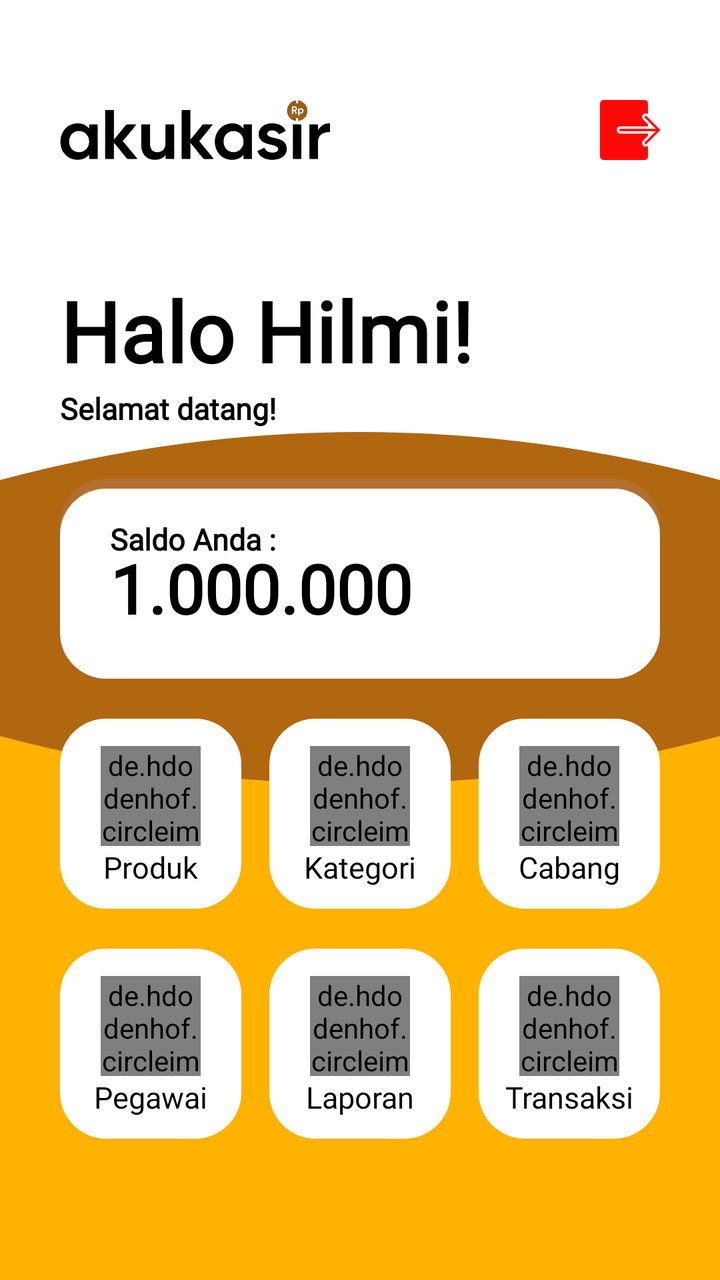
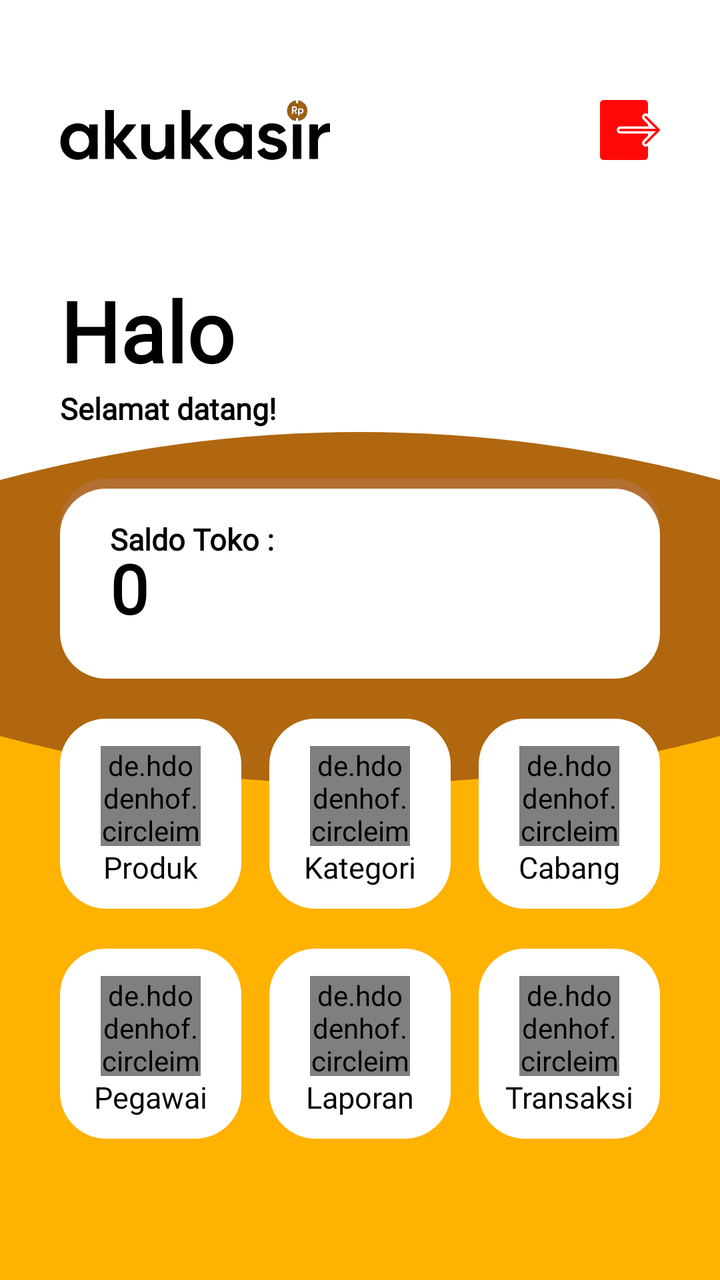

Compare the two renders of this Android layout. The source of the first and the diff that turns it into the second are given below.
<!-- AndroidManifest.xml: application theme Theme.ProjekPenjualanHilmi -->
<!-- res/layout/activity_main.xml -->
<?xml version="1.0" encoding="utf-8"?>
<ScrollView xmlns:android="http://schemas.android.com/apk/res/android"
    xmlns:app="http://schemas.android.com/apk/res-auto"
    xmlns:tools="http://schemas.android.com/tools"
    android:id="@+id/main"
    android:layout_width="match_parent"
    android:layout_height="match_parent"
    android:fillViewport="true"
    tools:context=".MainActivity">

    <androidx.constraintlayout.widget.ConstraintLayout
        android:layout_width="match_parent"
        android:layout_height="wrap_content"
        android:background="@drawable/bg_main_potrait">

        <ImageView
            android:id="@+id/logoApp"
            android:layout_width="150dp"
            android:layout_height="30dp"
            android:layout_marginTop="50dp"
            android:layout_marginLeft="30dp"
            android:src="@drawable/logoakukasir"
            android:scaleType="fitStart"
            app:layout_constraintTop_toTopOf="parent"
            app:layout_constraintLeft_toLeftOf="parent"/>

        <ImageView
            android:id="@+id/ivProfile"
            android:layout_width="30dp"
            android:layout_height="30dp"
            android:background="@drawable/img"
            android:layout_marginTop="50dp"
            android:layout_marginRight="30dp"
            app:layout_constraintTop_toTopOf="parent"
            app:layout_constraintRight_toRightOf="parent"/>

        <TextView
            android:id="@+id/haihilmi"
            android:layout_width="wrap_content"
            android:layout_height="wrap_content"
            android:fontFamily="@font/alata"
            android:text="Halo Hilmi!"
            android:textColor="@color/black"
            android:textSize="42dp"
            android:textStyle="bold"
            android:layout_marginTop="137dp"
            android:layout_marginLeft="30dp"
            app:layout_constraintTop_toTopOf="parent"
            app:layout_constraintLeft_toLeftOf="parent"/>

        <TextView
            android:id="@+id/selamatdatang"
            android:layout_width="wrap_content"
            android:layout_height="wrap_content"
            android:layout_marginTop="57dp"
            android:fontFamily="@font/alata"
            android:text="Selamat datang!"
            android:textColor="@color/black"
            android:textSize="15sp"
            android:textStyle="bold"
            app:layout_constraintTop_toTopOf="@+id/haihilmi"
            app:layout_constraintLeft_toLeftOf="parent"
            android:layout_marginLeft="30dp"/>

        <androidx.constraintlayout.widget.ConstraintLayout
            android:layout_width="match_parent"
            android:layout_height="100dp"
            android:layout_marginTop="25dp"
            android:id="@+id/kolomSaldo"
            android:background="@drawable/backgroundkotaksaldo"
            android:layout_marginStart="30dp"
            android:layout_marginEnd="30dp"
            app:layout_constraintTop_toBottomOf="@id/selamatdatang">

            <TextView
                android:id="@+id/tvSaldoAnda"
                android:layout_width="wrap_content"
                android:layout_height="wrap_content"
                android:textColor="@color/black"
                android:text="Saldo Anda :"
                android:fontFamily="@font/alata"
                android:textSize="15sp"
                android:textStyle="bold"
                app:layout_constraintLeft_toLeftOf="parent"
                app:layout_constraintTop_toTopOf="parent"
                android:layout_marginLeft="25dp"
                android:layout_marginTop="20dp"/>

            <TextView
                android:id="@+id/tvSaldoValue"
                android:layout_width="wrap_content"
                android:layout_height="wrap_content"
                android:textColor="@color/black"
                android:text="1.000.000"
                android:fontFamily="@font/alata"
                android:textStyle="bold"
                android:textSize="34dp"
                app:layout_constraintLeft_toLeftOf="parent"
                app:layout_constraintTop_toTopOf="@id/tvSaldoAnda"
                android:layout_marginLeft="25dp"
                android:layout_marginTop="12dp"/>












        </androidx.constraintlayout.widget.ConstraintLayout>

        <androidx.constraintlayout.widget.ConstraintLayout
            android:layout_width="0dp"
            android:layout_height="95dp"
            android:id="@+id/menu1"
            android:layout_marginTop="20dp"
            android:layout_marginEnd="7dp"
            app:layout_constraintStart_toStartOf="parent"
            app:layout_constraintEnd_toStartOf="@id/menu2"
            app:layout_constraintTop_toBottomOf="@id/kolomSaldo"
            android:background="@drawable/backgroundkotakmenu"
            android:layout_marginStart="30dp">

            <de.hdodenhof.circleimageview.CircleImageView
                android:id="@+id/logoproduk"
                android:layout_width="50dp"
                android:layout_height="50dp"
                android:layout_marginTop="13dp"
                android:background="@drawable/img_10"
                app:layout_constraintBottom_toTopOf="@id/tvproduk"
                app:layout_constraintEnd_toEndOf="parent"
                app:layout_constraintStart_toStartOf="parent"
                app:layout_constraintTop_toTopOf="parent" />

            <TextView
                android:layout_width="wrap_content"
                android:id="@+id/tvproduk"
                android:layout_height="wrap_content"
                android:text="Produk"
                android:layout_marginBottom="10dp"
                android:fontFamily="@font/alata"
                android:textSize="15sp"
                android:textColor="@color/black"
                app:layout_constraintStart_toStartOf="parent"
                app:layout_constraintEnd_toEndOf="parent"
                app:layout_constraintBottom_toBottomOf="parent"
                app:layout_constraintTop_toBottomOf="@id/logoproduk"/>

        </androidx.constraintlayout.widget.ConstraintLayout>

        <androidx.constraintlayout.widget.ConstraintLayout
            android:layout_width="0dp"
            android:layout_height="95dp"
            android:id="@+id/menu2"
            android:layout_marginEnd="7dp"
            android:layout_marginTop="20dp"
            android:layout_marginStart="7dp"
            app:layout_constraintStart_toEndOf="@id/menu1"
            app:layout_constraintEnd_toStartOf="@id/menu3"
            app:layout_constraintTop_toBottomOf="@id/kolomSaldo"
            android:background="@drawable/backgroundkotakmenu">

            <de.hdodenhof.circleimageview.CircleImageView
                android:layout_width="50dp"
                android:id="@+id/logokategori"
                android:layout_height="50dp"
                android:background="@drawable/img_9"
                app:layout_constraintStart_toStartOf="parent"
                app:layout_constraintEnd_toEndOf="parent"
                android:layout_marginTop="13dp"
                app:layout_constraintTop_toTopOf="parent"
                app:layout_constraintBottom_toTopOf="@id/tvkategori"/>

            <TextView
                android:layout_width="wrap_content"
                android:id="@+id/tvkategori"
                android:layout_height="wrap_content"
                android:text="Kategori"
                android:layout_marginBottom="10dp"
                android:fontFamily="@font/alata"
                android:textSize="15sp"
                android:textColor="@color/black"
                app:layout_constraintStart_toStartOf="parent"
                app:layout_constraintEnd_toEndOf="parent"
                app:layout_constraintBottom_toBottomOf="parent"
                app:layout_constraintTop_toBottomOf="@id/logokategori"/>

        </androidx.constraintlayout.widget.ConstraintLayout>

        <androidx.constraintlayout.widget.ConstraintLayout
            android:layout_width="0dp"
            android:layout_height="95dp"
            android:id="@+id/menu3"
            android:layout_marginStart="7dp"
            android:layout_marginTop="20dp"
            app:layout_constraintStart_toEndOf="@id/menu2"
            app:layout_constraintEnd_toEndOf="parent"
            app:layout_constraintTop_toBottomOf="@id/kolomSaldo"
            android:background="@drawable/backgroundkotakmenu"
            android:layout_marginEnd="30dp">

            <de.hdodenhof.circleimageview.CircleImageView
                android:layout_width="50dp"
                android:id="@+id/logocabang"
                android:layout_height="50dp"
                android:background="@drawable/img_5"
                app:layout_constraintStart_toStartOf="parent"
                app:layout_constraintEnd_toEndOf="parent"
                android:layout_marginTop="13dp"
                app:layout_constraintTop_toTopOf="parent"
                app:layout_constraintBottom_toTopOf="@id/tvcabang"/>

            <TextView
                android:layout_width="wrap_content"
                android:id="@+id/tvcabang"
                android:layout_height="wrap_content"
                android:text="Cabang"
                android:layout_marginBottom="10dp"
                android:fontFamily="@font/alata"
                android:textSize="15sp"
                android:textColor="@color/black"
                app:layout_constraintStart_toStartOf="parent"
                app:layout_constraintEnd_toEndOf="parent"
                app:layout_constraintBottom_toBottomOf="parent"
                app:layout_constraintTop_toBottomOf="@id/logocabang"/>

        </androidx.constraintlayout.widget.ConstraintLayout>

        <androidx.constraintlayout.widget.ConstraintLayout
            android:layout_width="0dp"
            android:layout_height="95dp"
            android:id="@+id/menu4"
            android:layout_marginTop="20dp"
            android:layout_marginEnd="7dp"
            app:layout_constraintStart_toStartOf="parent"
            app:layout_constraintEnd_toStartOf="@id/menu5"
            app:layout_constraintTop_toBottomOf="@id/menu1"
            android:background="@drawable/backgroundkotakmenu"
            android:layout_marginStart="30dp">

            <de.hdodenhof.circleimageview.CircleImageView
                android:layout_width="50dp"
                android:id="@+id/logopegawai"
                android:layout_height="50dp"
                android:background="@drawable/img_6"
                app:layout_constraintStart_toStartOf="parent"
                app:layout_constraintEnd_toEndOf="parent"
                android:layout_marginTop="13dp"
                app:layout_constraintTop_toTopOf="parent"
                app:layout_constraintBottom_toTopOf="@id/tvpegawai"/>

            <TextView
                android:layout_width="wrap_content"
                android:id="@+id/tvpegawai"
                android:layout_height="wrap_content"
                android:text="Pegawai"
                android:layout_marginBottom="10dp"
                android:fontFamily="@font/alata"
                android:textSize="15sp"
                android:textColor="@color/black"
                app:layout_constraintStart_toStartOf="parent"
                app:layout_constraintEnd_toEndOf="parent"
                app:layout_constraintBottom_toBottomOf="parent"
                app:layout_constraintTop_toBottomOf="@id/logopegawai"/>

        </androidx.constraintlayout.widget.ConstraintLayout>

        <androidx.constraintlayout.widget.ConstraintLayout
            android:layout_width="0dp"
            android:layout_height="95dp"
            android:id="@+id/menu5"
            android:layout_marginEnd="7dp"
            android:layout_marginTop="20dp"
            android:layout_marginStart="7dp"
            app:layout_constraintStart_toEndOf="@id/menu4"
            app:layout_constraintEnd_toStartOf="@id/menu6"
            app:layout_constraintTop_toBottomOf="@id/menu2"
            android:background="@drawable/backgroundkotakmenu">

            <de.hdodenhof.circleimageview.CircleImageView
                android:layout_width="50dp"
                android:id="@+id/logoprinter"
                android:layout_height="50dp"
                android:background="@drawable/img_1"
                app:layout_constraintStart_toStartOf="parent"
                app:layout_constraintEnd_toEndOf="parent"
                android:layout_marginTop="13dp"
                app:layout_constraintTop_toTopOf="parent"
                app:layout_constraintBottom_toTopOf="@id/tvprinter"/>

            <TextView
                android:layout_width="wrap_content"
                android:id="@+id/tvprinter"
                android:layout_height="wrap_content"
                android:text="Laporan"
                android:layout_marginBottom="10dp"
                android:fontFamily="@font/alata"
                android:textSize="15sp"
                android:textColor="@color/black"
                app:layout_constraintStart_toStartOf="parent"
                app:layout_constraintEnd_toEndOf="parent"
                app:layout_constraintBottom_toBottomOf="parent"
                app:layout_constraintTop_toBottomOf="@id/logoprinter"/>

        </androidx.constraintlayout.widget.ConstraintLayout>

        <androidx.constraintlayout.widget.ConstraintLayout
            android:layout_width="0dp"
            android:layout_height="95dp"
            android:id="@+id/menu6"
            android:layout_marginStart="7dp"
            android:layout_marginTop="20dp"
            app:layout_constraintStart_toEndOf="@id/menu5"
            app:layout_constraintEnd_toEndOf="parent"
            app:layout_constraintTop_toBottomOf="@id/menu3"
            android:background="@drawable/backgroundkotakmenu"
            android:layout_marginEnd="30dp">

            <de.hdodenhof.circleimageview.CircleImageView
                android:layout_width="50dp"
                android:id="@+id/logotransaksi"
                android:layout_height="50dp"
                android:background="@drawable/img_4"
                app:layout_constraintStart_toStartOf="parent"
                app:layout_constraintEnd_toEndOf="parent"
                android:layout_marginTop="13dp"
                app:layout_constraintTop_toTopOf="parent"
                app:layout_constraintBottom_toTopOf="@id/tvtransaksi"/>

            <TextView
                android:layout_width="wrap_content"
                android:id="@+id/tvtransaksi"
                android:layout_height="wrap_content"
                android:text="Transaksi"
                android:layout_marginBottom="10dp"
                android:fontFamily="@font/alata"
                android:textSize="15sp"
                android:textColor="@color/black"
                app:layout_constraintStart_toStartOf="parent"
                app:layout_constraintEnd_toEndOf="parent"
                app:layout_constraintBottom_toBottomOf="parent"
                app:layout_constraintTop_toBottomOf="@id/logotransaksi"/>

        </androidx.constraintlayout.widget.ConstraintLayout>

    </androidx.constraintlayout.widget.ConstraintLayout>

</ScrollView>
<!-- resources referenced by this layout -->
<resources>
  <color name="black">#FF000000</color>
  <!-- drawable backgroundkotakmenu (drawable) -->
  <?xml version="1.0" encoding="utf-8"?>
  <shape xmlns:android="http://schemas.android.com/apk/res/android">
      <solid android:color="@color/background" /> <corners android:radius="23dp" />
  </shape>
  <!-- drawable backgroundkotaksaldo (drawable) -->
  <?xml version="1.0" encoding="utf-8"?>
  <layer-list xmlns:android="http://schemas.android.com/apk/res/android">
  
      <item>
          <shape android:shape="rectangle">
              <corners android:radius="23dp" />
              <gradient
                  android:angle="270"
                  android:endColor="#00000000"
                  android:startColor="#b36f32" />
          </shape>
      </item>
  
      <item android:top="5dp">
          <shape android:shape="rectangle">
              <solid android:color="@color/background" /> <corners android:radius="23dp" />
          </shape>
      </item>
  
  </layer-list>
  <!-- drawable bg_main_potrait (drawable) -->
  <vector xmlns:android="http://schemas.android.com/apk/res/android"
      android:width="200dp"
      android:height="400dp"
      android:viewportWidth="100"
      android:viewportHeight="200">
  
      <path
          android:fillColor="#FFB200"
          android:pathData="M0,0 h100 v200 h-100 z" />
  
      <path
          android:fillColor="#B06710"
          android:pathData="M0,0 h100 v115 Q50,130 0,115 z" />
  
      <path
          android:fillColor="@color/background"
          android:pathData="M0,0 h100 v75 Q50,60 0,75 z" />
  
  </vector>
  <!-- drawable img: png bitmap (drawable, 1232 bytes) -->
  <!-- drawable img_1: png bitmap (drawable, 559 bytes) -->
  <!-- drawable img_10: png bitmap (drawable, 1053 bytes) -->
  <!-- drawable img_4: png bitmap (drawable, 1900 bytes) -->
  <!-- drawable img_5: png bitmap (drawable, 1796 bytes) -->
  <!-- drawable img_6: png bitmap (drawable, 2794 bytes) -->
  <!-- drawable img_9: png bitmap (drawable, 2107 bytes) -->
  <!-- drawable logoakukasir: png bitmap (drawable, 98162 bytes) -->
  <style name="Theme.ProjekPenjualanHilmi" parent="Base.Theme.ProjekPenjualanHilmi" />
  <color name="background">#FFFFFFFF</color>
  <style name="Base.Theme.ProjekPenjualanHilmi" parent="Theme.Material3.Light.NoActionBar">
          
          
      </style>
</resources>

<!-- the commit's change to res/layout/activity_main.xml (unified diff, before → after) -->
@@ -6,6 +6,7 @@
     android:layout_width="match_parent"
     android:layout_height="match_parent"
     android:fillViewport="true"
+    android:background="@color/background"
     tools:context=".MainActivity">
 
     <androidx.constraintlayout.widget.ConstraintLayout
@@ -39,7 +40,7 @@
             android:layout_width="wrap_content"
             android:layout_height="wrap_content"
             android:fontFamily="@font/alata"
-            android:text="Halo Hilmi!"
+            android:text="Halo"
             android:textColor="@color/black"
             android:textSize="42dp"
             android:textStyle="bold"
@@ -77,7 +78,7 @@
                 android:layout_width="wrap_content"
                 android:layout_height="wrap_content"
                 android:textColor="@color/black"
-                android:text="Saldo Anda :"
+                android:text="Saldo Toko :"
                 android:fontFamily="@font/alata"
                 android:textSize="15sp"
                 android:textStyle="bold"
@@ -91,7 +92,7 @@
                 android:layout_width="wrap_content"
                 android:layout_height="wrap_content"
                 android:textColor="@color/black"
-                android:text="1.000.000"
+                android:text="0"
                 android:fontFamily="@font/alata"
                 android:textStyle="bold"
                 android:textSize="34dp"
